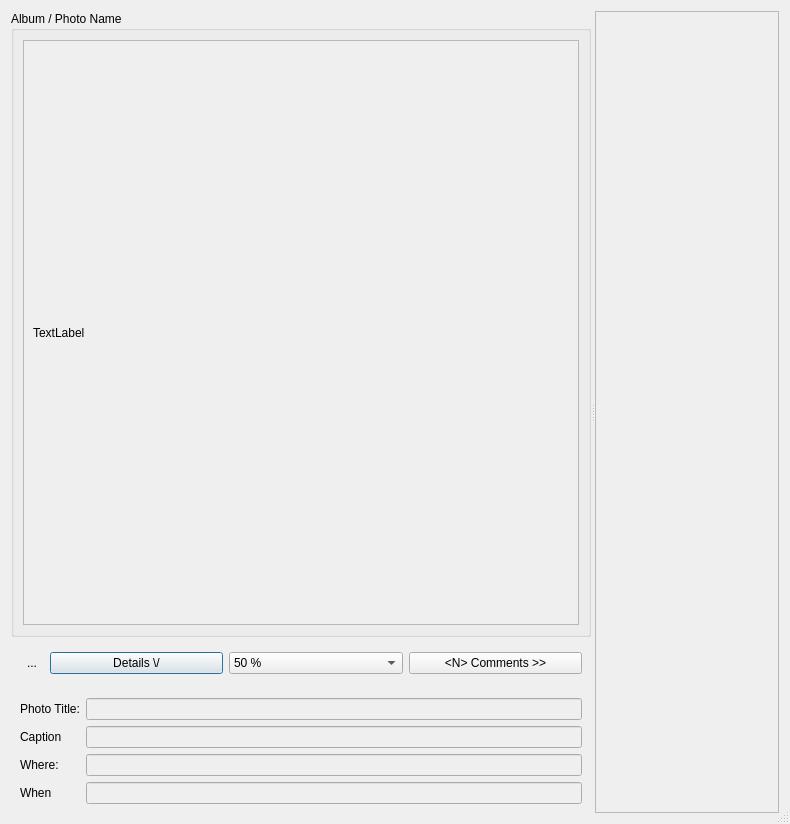
The window that retroshare-gui/src/gui/PhotoShare/PhotoDialog.ui (RetroShare/RetroShare) describes before a commit, drawn with Qt 5.
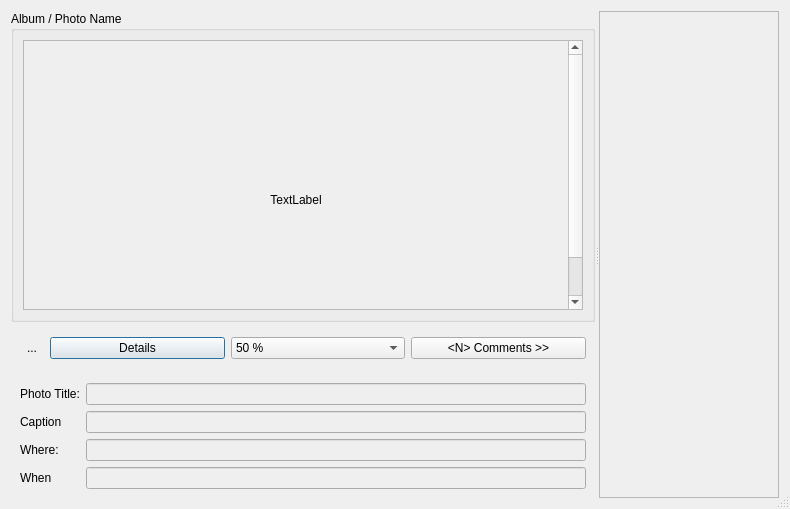
The same window after the commit. Icons and pictures are not drawn.

Commit message: added some icons for photos

The edit to the form file:
```diff
--- a/retroshare-gui/src/gui/PhotoShare/PhotoDialog.ui
+++ b/retroshare-gui/src/gui/PhotoShare/PhotoDialog.ui
@@ -7,7 +7,7 @@
     <x>0</x>
     <y>0</y>
     <width>790</width>
-    <height>824</height>
+    <height>509</height>
    </rect>
   </property>
   <property name="windowTitle">
@@ -52,11 +52,24 @@
               <rect>
                <x>0</x>
                <y>0</y>
-               <width>558</width>
-               <height>551</height>
+               <width>540</width>
+               <height>318</height>
               </rect>
              </property>
              <layout class="QHBoxLayout" name="horizontalLayout_2">
+              <item>
+               <spacer name="horizontalSpacer">
+                <property name="orientation">
+                 <enum>Qt::Horizontal</enum>
+                </property>
+                <property name="sizeHint" stdset="0">
+                 <size>
+                  <width>40</width>
+                  <height>20</height>
+                 </size>
+                </property>
+               </spacer>
+              </item>
               <item>
                <widget class="QLabel" name="label_Photo">
                 <property name="sizePolicy">
@@ -74,8 +87,24 @@
                 <property name="text">
                  <string>TextLabel</string>
                 </property>
+                <property name="alignment">
+                 <set>Qt::AlignCenter</set>
+                </property>
                </widget>
               </item>
+              <item>
+               <spacer name="horizontalSpacer_2">
+                <property name="orientation">
+                 <enum>Qt::Horizontal</enum>
+                </property>
+                <property name="sizeHint" stdset="0">
+                 <size>
+                  <width>40</width>
+                  <height>20</height>
+                 </size>
+                </property>
+               </spacer>
+              </item>
              </layout>
             </widget>
            </widget>
@@ -103,7 +132,11 @@
           <item>
            <widget class="QPushButton" name="detailsButton">
             <property name="text">
-             <string>Details \/</string>
+             <string>Details</string>
+            </property>
+            <property name="icon">
+             <iconset resource="../icons.qrc">
+              <normaloff>:/icons/png/down-arrow.png</normaloff>:/icons/png/down-arrow.png</iconset>
             </property>
            </widget>
           </item>
```
Left out of the diff: 9 changed lines with no effect on the pictures. The commit also changes 6 other files.
